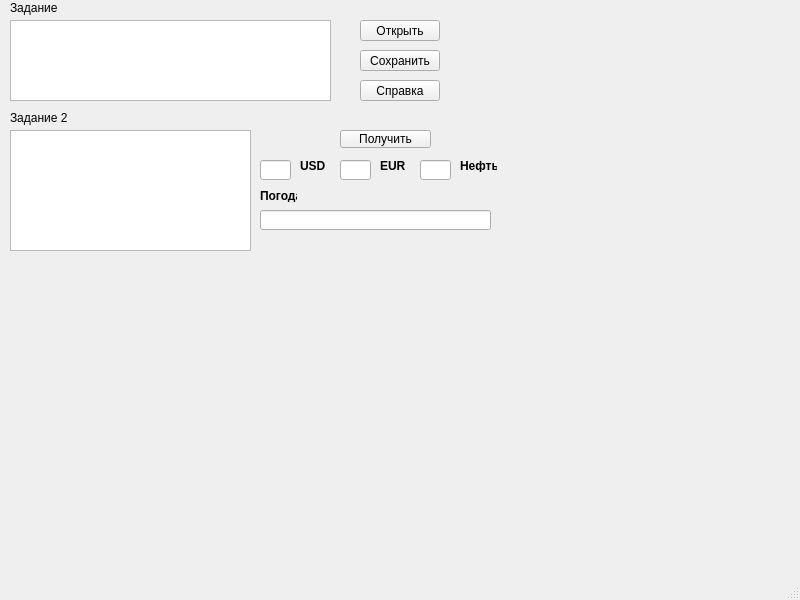
deLong34/Qt, file lesson3/mainwindow.ui: the form before one commit.
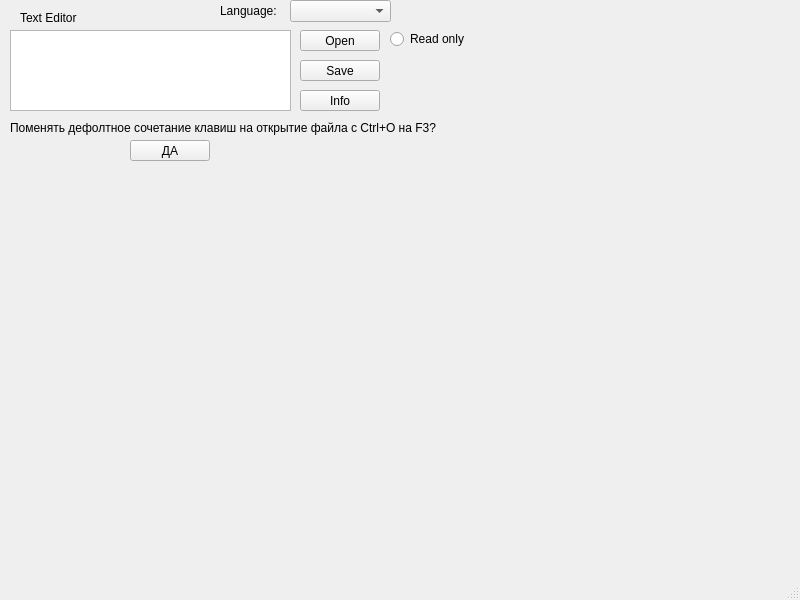
The form after the commit.

```diff
--- a/lesson3/mainwindow.ui
+++ b/lesson3/mainwindow.ui
@@ -18,8 +18,8 @@
     <property name="geometry">
      <rect>
       <x>10</x>
-      <y>20</y>
-      <width>321</width>
+      <y>30</y>
+      <width>281</width>
       <height>81</height>
      </rect>
     </property>
@@ -27,201 +27,115 @@
    <widget class="QPushButton" name="pushButton_open">
     <property name="geometry">
      <rect>
-      <x>360</x>
-      <y>20</y>
+      <x>300</x>
+      <y>30</y>
       <width>80</width>
       <height>21</height>
      </rect>
     </property>
     <property name="text">
-     <string>Открыть</string>
+     <string>Open</string>
     </property>
    </widget>
    <widget class="QPushButton" name="pushButton_save">
     <property name="geometry">
      <rect>
-      <x>360</x>
-      <y>50</y>
+      <x>300</x>
+      <y>60</y>
       <width>80</width>
       <height>21</height>
      </rect>
     </property>
     <property name="text">
-     <string>Сохранить</string>
+     <string>Save</string>
     </property>
    </widget>
    <widget class="QPushButton" name="pushButton_info">
     <property name="geometry">
      <rect>
-      <x>360</x>
-      <y>80</y>
+      <x>300</x>
+      <y>90</y>
       <width>80</width>
       <height>21</height>
      </rect>
     </property>
     <property name="text">
-     <string>Справка</string>
+     <string>Info</string>
     </property>
    </widget>
    <widget class="QLabel" name="label">
     <property name="geometry">
      <rect>
-      <x>10</x>
-      <y>0</y>
-      <width>51</width>
+      <x>20</x>
+      <y>10</y>
+      <width>121</width>
       <height>16</height>
      </rect>
     </property>
     <property name="text">
-     <string>Задание 1</string>
+     <string>Text Editor</string>
+    </property>
+   </widget>
+   <widget class="QRadioButton" name="radioButton">
+    <property name="geometry">
+     <rect>
+      <x>390</x>
+      <y>30</y>
+      <width>151</width>
+      <height>18</height>
+     </rect>
+    </property>
+    <property name="text">
+     <string>Read only</string>
     </property>
    </widget>
    <widget class="QLabel" name="label_2">
     <property name="geometry">
      <rect>
-      <x>10</x>
-      <y>110</y>
+      <x>220</x>
+      <y>0</y>
       <width>61</width>
-      <height>16</height>
+      <height>21</height>
      </rect>
     </property>
     <property name="text">
-     <string>Задание 2</string>
+     <string>Language:</string>
     </property>
    </widget>
-   <widget class="QPlainTextEdit" name="plainTextEdit_2">
+   <widget class="QComboBox" name="comboBox">
     <property name="geometry">
      <rect>
-      <x>10</x>
-      <y>130</y>
-      <width>241</width>
-      <height>121</height>
-     </rect>
-    </property>
-   </widget>
-   <widget class="QPushButton" name="pushButton_get">
-    <property name="geometry">
-     <rect>
-      <x>340</x>
-      <y>130</y>
-      <width>91</width>
-      <height>18</height>
-     </rect>
-    </property>
-    <property name="text">
-     <string>Получить</string>
-    </property>
-   </widget>
-   <widget class="QLineEdit" name="lineEditUSD">
-    <property name="geometry">
-     <rect>
-      <x>260</x>
-      <y>160</y>
-      <width>31</width>
-      <height>20</height>
-     </rect>
-    </property>
-   </widget>
-   <widget class="QLineEdit" name="lineEditEUR">
-    <property name="geometry">
-     <rect>
-      <x>340</x>
-      <y>160</y>
-      <width>31</width>
-      <height>20</height>
-     </rect>
-    </property>
-   </widget>
-   <widget class="QLineEdit" name="lineEditOIL">
-    <property name="geometry">
-     <rect>
-      <x>420</x>
-      <y>160</y>
-      <width>31</width>
-      <height>20</height>
+      <x>290</x>
+      <y>0</y>
+      <width>101</width>
+      <height>22</height>
      </rect>
     </property>
    </widget>
    <widget class="QLabel" name="label_3">
     <property name="geometry">
      <rect>
-      <x>300</x>
-      <y>160</y>
-      <width>37</width>
-      <height>12</height>
+      <x>10</x>
+      <y>120</y>
+      <width>451</width>
+      <height>16</height>
      </rect>
     </property>
-    <property name="font">
-     <font>
-      <bold>true</bold>
-     </font>
-    </property>
     <property name="text">
-     <string>USD</string>
+     <string>Поменять дефолтное сочетание клавиш на открытие файла с Ctrl+O на F3?</string>
     </property>
    </widget>
-   <widget class="QLabel" name="label_4">
+   <widget class="QPushButton" name="pushButton">
     <property name="geometry">
      <rect>
-      <x>380</x>
-      <y>160</y>
-      <width>37</width>
-      <height>12</height>
+      <x>130</x>
+      <y>140</y>
+      <width>80</width>
+      <height>21</height>
      </rect>
     </property>
-    <property name="font">
-     <font>
-      <bold>true</bold>
-     </font>
-    </property>
     <property name="text">
-     <string>EUR</string>
-    </property>
-   </widget>
-   <widget class="QLabel" name="label_5">
-    <property name="geometry">
-     <rect>
-      <x>460</x>
-      <y>160</y>
-      <width>37</width>
-      <height>12</height>
-     </rect>
-    </property>
-    <property name="font">
-     <font>
-      <bold>true</bold>
-     </font>
-    </property>
-    <property name="text">
-     <string>Нефть</string>
-    </property>
-   </widget>
-   <widget class="QLabel" name="label_6">
-    <property name="geometry">
-     <rect>
-      <x>260</x>
-      <y>190</y>
-      <width>37</width>
-      <height>12</height>
-     </rect>
-    </property>
-    <property name="font">
-     <font>
-      <bold>true</bold>
-     </font>
-    </property>
-    <property name="text">
-     <string>Погода</string>
-    </property>
-   </widget>
-   <widget class="QLineEdit" name="lineEditW">
-    <property name="geometry">
-     <rect>
-      <x>260</x>
-      <y>210</y>
-      <width>231</width>
-      <height>20</height>
-     </rect>
+     <string>ДА</string>
     </property>
    </widget>
   </widget>
```
